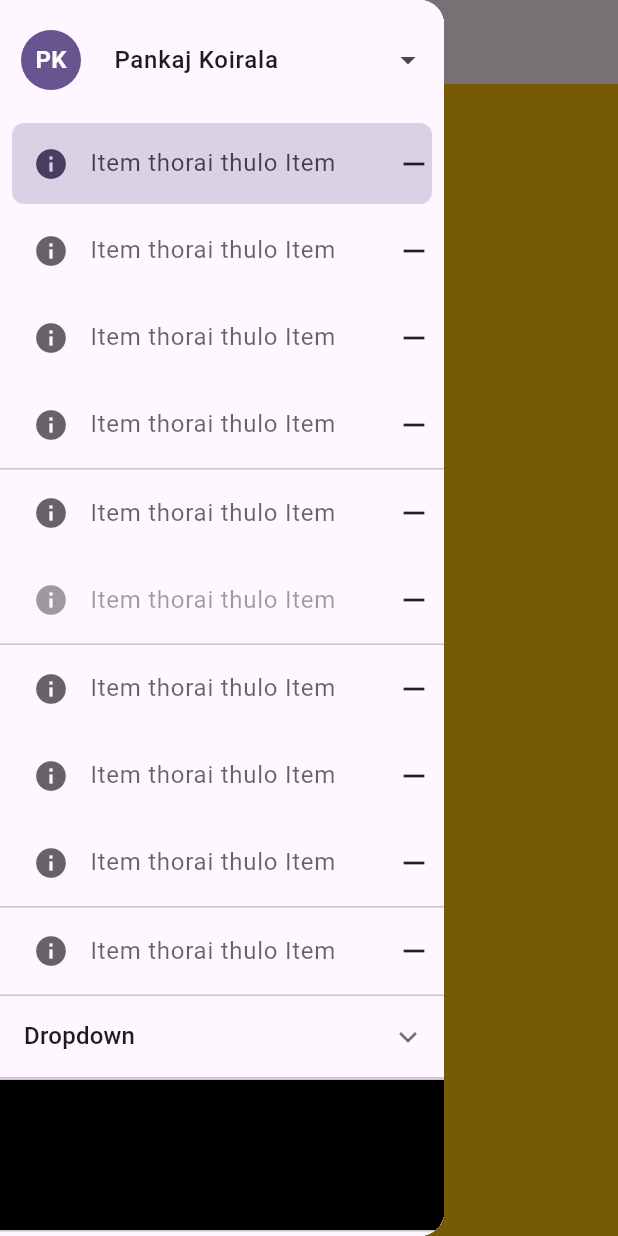
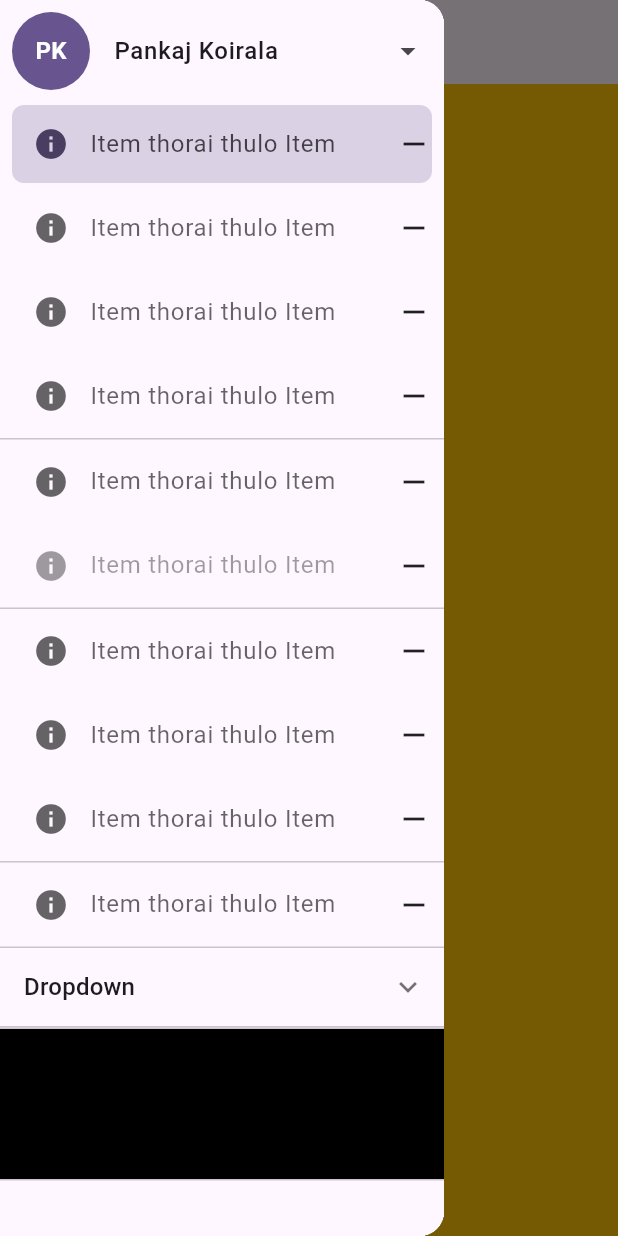
Before and after one commit to koiralapankaj7/r_scaffold, a Flutter app: the screen it shows after launch, with the side drawer open, on a phone screen of 412 x 824 dp. Run offline on Flutter 3.47's test engine with Material 2 defaults, Android fonts, the phone set to English and light mode, and no system bars; our stand-ins replace equatable.

```diff
--- a/lib/main.dart
+++ b/lib/main.dart
@@ -91,7 +91,7 @@ class _HomeState extends State<Home> with SingleTickerProviderStateMixin {
           ),
         ),
         header: RMenuHeader(
-          // onPressed: () {},
+          onPressed: () {},
           avatarLabel: 'PK',
           title: const Text('Pankaj Koirala'),
           titleSpacing: 8,
--- a/lib/src/widgets/menu_header.dart
+++ b/lib/src/widgets/menu_header.dart
@@ -47,30 +47,19 @@ class RMenuHeader extends StatelessWidget {
   Widget build(BuildContext context) {
     final theme = Theme.of(context);
     final primaryTextTheme = theme.primaryTextTheme;
-    // final menuTheme = RMenuQuery.themeOf(context);
-    // final labelFadeAnimation = RMenuQuery.sizeAnimationOf(context).drive(
-    //   CurveTween(curve: const Interval(0.20, 1)),
-    // );
-
-    final pad = padding ??
-        const EdgeInsets.symmetric(
-          // horizontal: menuTheme.itemMargin.horizontal * 0.5,
-          vertical: 16,
-        );
 
     final child = RMenuItemLayout(
       margin: EdgeInsets.zero,
       builder: (child) {
         return Padding(
-          padding: pad,
-          child: IntrinsicHeight(
-            child: child,
-          ),
+          padding: padding ?? const EdgeInsets.symmetric(vertical: 8),
+          child: child,
         );
       },
       icon: avatar ??
           CircleAvatar(
             backgroundColor: theme.colorScheme.primary,
+            radius: 26,
             child: Text(
               avatarLabel ?? '',
               style: primaryTextTheme.titleMedium?.copyWith(
--- a/lib/src/widgets/responsive_menu.dart
+++ b/lib/src/widgets/responsive_menu.dart
@@ -8,7 +8,7 @@ import 'package:flutter/material.dart';
 import '../responsive_scaffold.dart';
 import 'widgets.dart';
 
-const _kDefaultHeight = 54.0;
+const _kDefaultHeight = 52.0;
 
 ///
 typedef RMenuItemBuilder = Widget Function(
```
